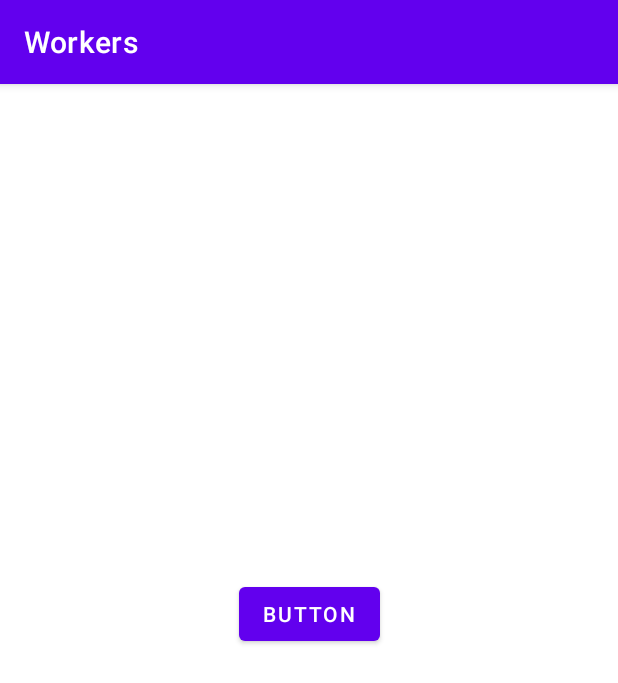
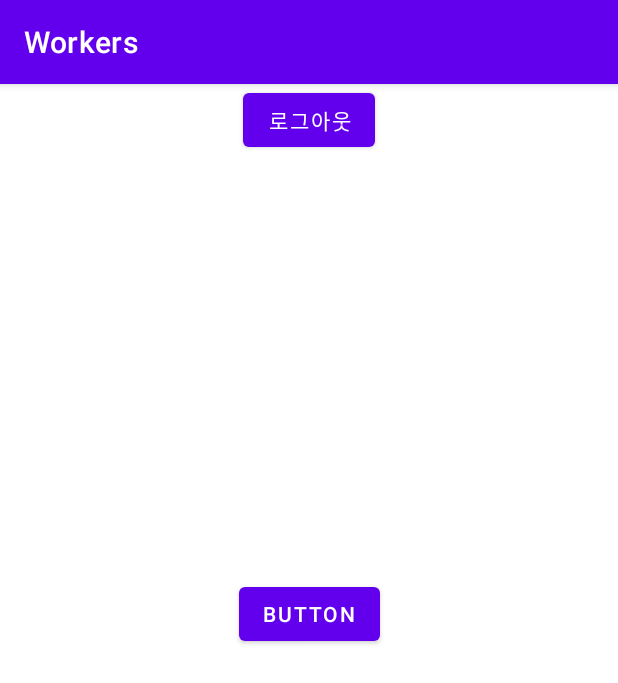
Before and after one commit to olnuyh/SafetyHat_Workers, an Android app: the MainActivity screen opened directly, with no data from a screen before it, on a phone screen of 412 x 824 dp. Shown: the top 683 px of the screen. Run offline under Robolectric (Android 15) with nearby library versions, the phone set to English and light mode, and no system bars.

```diff
--- a/app/src/main/java/com/example/workers/MyApplication.kt
+++ b/app/src/main/java/com/example/workers/MyApplication.kt
@@ -2,6 +2,7 @@ package com.example.workers
 
 import android.app.Application
 import android.content.Context
+import android.content.SharedPreferences
 
 class MyApplication : Application() {
     companion object{
@@ -24,4 +25,8 @@ class SharedPreferencesManager(context : Context){
     fun setString(key:String, value:String) {
         prefs.edit().putString(key, value).apply()
     }
+
+    fun clear(){
+        prefs.edit().clear().commit()
+    }
 }
--- a/app/src/main/res/layout/activity_main.xml
+++ b/app/src/main/res/layout/activity_main.xml
@@ -46,4 +46,13 @@
         app:layout_constraintStart_toStartOf="parent"
         app:layout_constraintTop_toBottomOf="@+id/textView2" />
 
+    <Button
+        android:id="@+id/logoutBtn"
+        android:layout_width="wrap_content"
+        android:layout_height="wrap_content"
+        android:text="로그아웃"
+        app:layout_constraintEnd_toEndOf="parent"
+        app:layout_constraintStart_toStartOf="parent"
+        tools:layout_editor_absoluteY="467dp" />
+
 </androidx.constraintlayout.widget.ConstraintLayout>
```
Also changed, not shown: app/src/main/AndroidManifest.xml (+5 -5 lines), app/src/main/java/com/example/workers/LoginActivity.kt (+14 -1 lines), app/src/main/java/com/example/workers/MainActivity.kt (+7 -0 lines).
